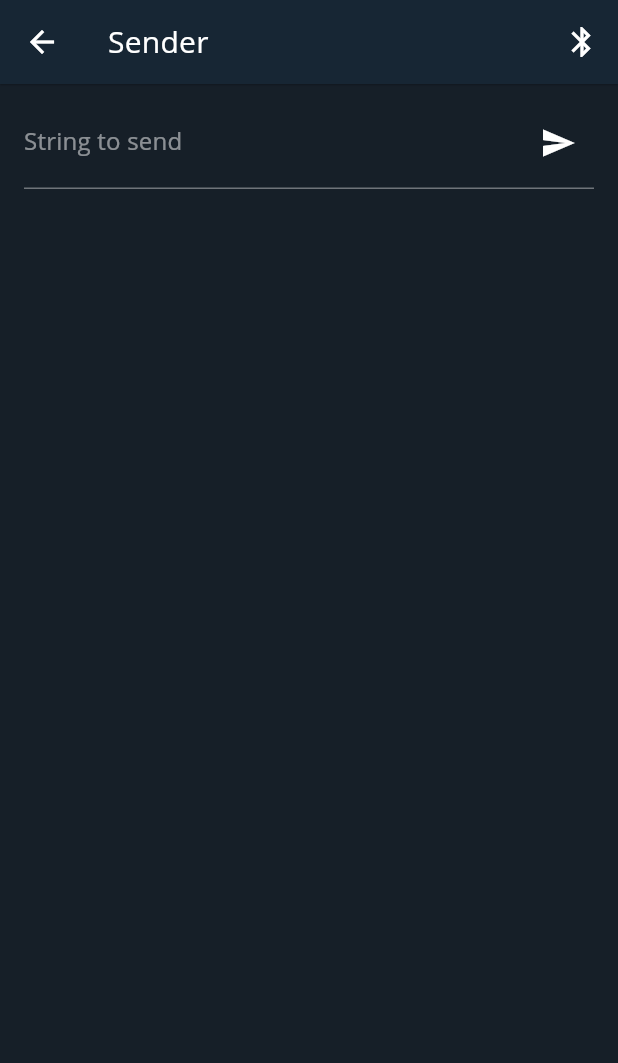
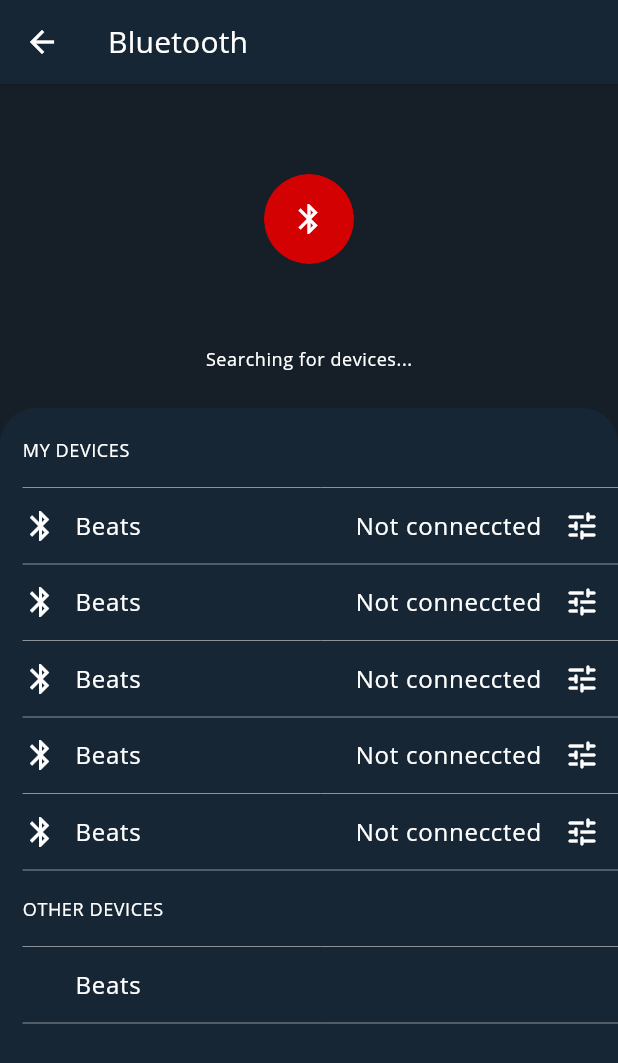
Before and after one commit to erobotkh/erobot_mobile, a Flutter app: the SenderScreen screen opened directly, after a tap on the "bluetooth" icon, on a phone screen of 412 x 824 dp. Shown: the top 1063 px of the screen. Run offline on Flutter 3.47's test engine with Material 2 defaults, Android fonts, the phone set to English and light mode, and no system bars; drawn by our look-alikes of avatar_glow; our stand-ins replace easy_localization, flutter_hooks, font_awesome_flutter, get, get_storage, hooks_riverpod and 4 more; missing offline and left inert: decorated_icon; accounts and stored records are empty; network calls fail.

Commit message:
close 79 bluetooth screen

```diff
--- /dev/null
+++ b/lib/models/bluetooth_model.dart
@@ -0,0 +1,57 @@
+import 'package:flutter/material.dart';
+
+class BluetoothDeviceModel {
+  String deviceName;
+  String connected;
+  String notConnected;
+  IconData? iconLeadingCon;
+  IconData? iconLeadingNotCon;
+  IconData? iconTrailing;
+  BluetoothDeviceModel({
+    this.deviceName = '',
+    this.connected = '',
+    this.notConnected = '',
+    this.iconLeadingCon,
+    this.iconLeadingNotCon,
+    this.iconTrailing,
+  });
+
+  static getCates() => [
+        BluetoothDeviceModel(
+          deviceName: 'Beats',
+          connected: 'connected',
+          notConnected: 'Not conneccted',
+          iconLeadingCon: Icons.bluetooth_connected,
+          iconTrailing: Icons.tune_rounded,
+          iconLeadingNotCon: Icons.bluetooth,
+        ),
+        BluetoothDeviceModel(
+          deviceName: 'Beats',
+          connected: 'connected',
+          notConnected: 'Not conneccted',
+          iconLeadingCon: Icons.bluetooth_connected,
+          iconTrailing: Icons.chevron_right,
+        ),
+        BluetoothDeviceModel(
+          deviceName: 'Beats',
+          connected: 'connected',
+          notConnected: 'Not conneccted',
+          iconLeadingCon: Icons.bluetooth_connected,
+          iconTrailing: Icons.chevron_right,
+        ),
+        BluetoothDeviceModel(
+          deviceName: 'Beats',
+          connected: 'connected',
+          notConnected: 'Not conneccted',
+          iconLeadingCon: Icons.bluetooth_connected,
+          iconTrailing: Icons.chevron_right,
+        ),
+        BluetoothDeviceModel(
+          deviceName: 'Beats',
+          connected: 'connected',
+          notConnected: 'Not conneccted',
+          iconLeadingCon: Icons.bluetooth_connected,
+          iconTrailing: Icons.chevron_right,
+        ),
+      ];
+}
--- /dev/null
+++ b/lib/screens/home/bluetooth_screen/bluetooth_detail_screen.dart
@@ -0,0 +1,73 @@
+import 'package:erobot/constant/theme_constant.dart';
+import 'package:flutter/material.dart';
+
+class BluetoothDetailScreen extends StatelessWidget {
+  @override
+  Widget build(BuildContext context) {
+    return Scaffold(
+      appBar: AppBar(
+        title: Text(
+          'Beats',
+          style: ThemeConstant.textTheme.headline6
+              ?.copyWith(color: ThemeConstant.lightScheme.onSurface),
+        ),
+      ),
+      body: Container(
+        padding: EdgeInsets.only(top: 50),
+        child: Column(
+          children: [
+            Container(
+              child: InkWell(
+                onTap: () {},
+                child: AspectRatio(
+                  aspectRatio: 374 / 48,
+                  child: Container(
+                    padding: EdgeInsets.only(left: 15),
+                    decoration: BoxDecoration(
+                      color: ThemeConstant.lightScheme.surface,
+                      borderRadius: BorderRadius.circular(0),
+                    ),
+                    child: Align(
+                      alignment: Alignment.centerLeft,
+                      child: Text(
+                        'DISCONNECTED',
+                        style: ThemeConstant.textTheme.button?.copyWith(
+                            color: ThemeConstant.lightScheme.onSurface),
+                      ),
+                    ),
+                  ),
+                ),
+              ),
+            ),
+            SizedBox(
+              height: 10,
+            ),
+            Container(
+              child: InkWell(
+                onTap: () {},
+                child: AspectRatio(
+                  aspectRatio: 374 / 48,
+                  child: Container(
+                    padding: EdgeInsets.only(left: 15),
+                    decoration: BoxDecoration(
+                      color: ThemeConstant.lightScheme.surface,
+                      borderRadius: BorderRadius.circular(0),
+                    ),
+                    child: Align(
+                      alignment: Alignment.centerLeft,
+                      child: Text(
+                        'FORGET THIS DEVICE',
+                        style: ThemeConstant.textTheme.button?.copyWith(
+                            color: ThemeConstant.lightScheme.onSurface),
+                      ),
+                    ),
+                  ),
+                ),
+              ),
+            ),
+          ],
+        ),
+      ),
+    );
+  }
+}
--- /dev/null
+++ b/lib/screens/home/bluetooth_screen/bluetooth_screen.dart
@@ -0,0 +1,228 @@
+import 'package:avatar_glow/avatar_glow.dart';
+import 'package:erobot/config/config_constant.dart';
+import 'package:erobot/constant/theme_constant.dart';
+import 'package:erobot/models/bluetooth_model.dart';
+import 'package:erobot/screens/home/bluetooth_screen/bluetooth_detail_screen.dart';
+import 'package:erobot/screens/home/bluetooth_screen/local_widgets/er_bluetoothdevice.dart';
+import 'package:flutter/cupertino.dart';
+import 'package:flutter/material.dart';
+import 'package:flutter/widgets.dart';
+
+class BluetoothScreen extends StatefulWidget {
+  const BluetoothScreen({Key? key}) : super(key: key);
+
+  @override
+  _BluetoothScreenState createState() => _BluetoothScreenState();
+}
+
+class _BluetoothScreenState extends State<BluetoothScreen> {
+  List<BluetoothDeviceModel> _cardBluetoothDevice = BluetoothDeviceModel.getCates();
+
+  @override
+  Widget build(BuildContext context) {
+    return Scaffold(
+      appBar: AppBar(
+        title: Text(
+          'Bluetooth',
+          style: ThemeConstant.textTheme.headline6
+              ?.copyWith(color: ThemeConstant.lightScheme.onSurface),
+        ),
+      ),
+      body: ListView.builder(
+        itemCount: _cardBluetoothDevice.length,
+        itemBuilder: (context, index) {
+          var cardBluetoothDevice = _cardBluetoothDevice[index];
+          return Container(
+            padding: EdgeInsets.only(top: 20),
+            child: Column(
+              children: [
+                Container(
+                  child: AvatarGlow(
+                    repeat: true,
+                    showTwoGlows: true,
+                    animate: true,
+                    endRadius: 70.0,
+                    curve: Curves.fastOutSlowIn,
+                    glowColor: ThemeConstant.lightScheme.primary,
+                    child: Material(
+                      clipBehavior: Clip.antiAlias,
+                      color: Colors.transparent,
+                      elevation: 0.0,
+                      shape: CircleBorder(),
+                      child: CircleAvatar(
+                        backgroundColor: ThemeConstant.lightScheme.primary,
+                        child: Icon(
+                          Icons.bluetooth,
+                          color: ThemeConstant.lightScheme.onPrimary,
+                        ),
+                        radius: 30.0,
+                      ),
+                    ),
+                  ),
+                ),
+                SizedBox(
+                  height: 15,
+                ),
+                Container(
+                  alignment: Alignment.center,
+                  child: Text(
+                    'Searching for devices...',
+                    style: ThemeConstant.textTheme.caption,
+                  ),
+                ),
+                SizedBox(
+                  height: 25,
+                ),
+                Container(
+                  padding: EdgeInsets.only(top: 10, left: 15),
+                  decoration: BoxDecoration(
+                    color: ThemeConstant.lightScheme.surface,
+                    borderRadius: BorderRadius.only(
+                      topRight: Radius.circular(ConfigConstant.iconSize2),
+                      topLeft: Radius.circular(ConfigConstant.iconSize2),
+                    ),
+                  ),
+                  child: Column(
+                    children: [
+                      Container(
+                        height: 35,
+                        child: Align(
+                          alignment: Alignment.centerLeft,
+                          child: Text(
+                            'MY DEVICES',
+                            style: ThemeConstant.textTheme.caption
+                                ?.copyWith(color: ThemeConstant.lightScheme.onSurface),
+                          ),
+                        ),
+                      ),
+                      Divider(
+                        color: ThemeConstant.lightScheme.secondary,
+                      ),
+                      Container(
+                        child: Column(
+                          children: List.generate(
+                            BluetoothDeviceModel.getCates().length,
+                            (index) => Container(
+                              child: Column(
+                                children: [
+                                  Container(
+                                    height: 35,
+                                    child: BluetoothDevices(
+                                      onTap: () {},
+                                      onTapTrailing: () {
+                                        Navigator.of(context).push(MaterialPageRoute(
+                                            builder: (context) => BluetoothDetailScreen()));
+                                      },
+                                      deviceName: cardBluetoothDevice.deviceName,
+                                      connected: cardBluetoothDevice.connected,
+                                      notConnected: cardBluetoothDevice.notConnected,
+                                      iconLeadingCon: cardBluetoothDevice.iconLeadingCon,
+                                      iconTrailing: cardBluetoothDevice.iconTrailing,
+                                      iconLeadingNotCon: cardBluetoothDevice.iconLeadingNotCon,
+                                    ),
+                                  ),
+                                  Divider(
+                                    color: ThemeConstant.lightScheme.secondary,
+                                  ),
+                                ],
+                              ),
+                            ),
+                          ),
+                        ),
+                      ),
+                      Container(
+                        height: 35,
+                        child: Align(
+                          alignment: Alignment.centerLeft,
+                          child: Text(
+                            'OTHER DEVICES',
+                            style: ThemeConstant.textTheme.caption
+                                ?.copyWith(color: ThemeConstant.lightScheme.onSurface),
+                          ),
+                        ),
+                      ),
+                      Divider(
+                        color: ThemeConstant.lightScheme.secondary,
+                      ),
+                      Container(
+                        height: 35,
+                        child: BluetoothDevices(
+                          onTap: () {
+                            setState(() {
+                              _buildshowAlertDailog(context);
+                            });
+                          },
+                          onTapTrailing: () {},
+                          deviceName: cardBluetoothDevice.deviceName,
+                          connected: '',
+                          notConnected: '',
+                          iconLeadingCon: null,
+                          iconTrailing: null,
+                          iconLeadingNotCon: null,
+                        ),
+                      ),
+                      Divider(
+                        color: ThemeConstant.lightScheme.secondary,
+                      ),
+                      SizedBox(
+                        height: 100,
+                      ),
+                    ],
+                  ),
+                ),
+              ],
+            ),
+          );
+        },
+      ),
+    );
+  }
+
+  _buildshowAlertDailog(context) {
+    return showDialog(
+      context: context,
+      builder: (context) {
+        return AlertDialog(
+          title: Text(
+            'Pair the Machince',
+            textAlign: TextAlign.center,
+            style: ThemeConstant.textTheme.headline6?.copyWith(
+              color: ThemeConstant.lightScheme.onSurface,
+            ),
+          ),
+          content: Text(
+            'Press the button on the machine once to Pair it with the application.',
+            textAlign: TextAlign.center,
+            style: ThemeConstant.textTheme.bodyText1?.copyWith(
+              color: ThemeConstant.lightScheme.secondary,
+            ),
+          ),
+          actions: [
+            FlatButton(
+              onPressed: () {
+                Navigator.of(context).pop();
+              },
+              child: Text(
+                'CANCEL',
+                style: ThemeConstant.textTheme.button?.copyWith(
+                  color: ThemeConstant.lightScheme.onSurface,
+                ),
+              ),
+            ),
+            FlatButton(
+              onPressed: () {},
+              child: Text(
+                'PAIR',
+                style: ThemeConstant.textTheme.button?.copyWith(
+                  color: ThemeConstant.lightScheme.onSurface,
+                ),
+              ),
+            ),
+          ],
+          elevation: 0.0,
+          backgroundColor: ThemeConstant.lightScheme.surface,
+        );
+      },
+    );
+  }
+}
--- /dev/null
+++ b/lib/screens/home/bluetooth_screen/local_widgets/er_bluetoothdevice.dart
@@ -0,0 +1,97 @@
+import 'package:erobot/constant/theme_constant.dart';
+import 'package:flutter/material.dart';
+
+class BluetoothDevices extends StatefulWidget {
+  final String deviceName;
+  final String connected;
+  final String notConnected;
+  final IconData? iconLeadingCon;
+  final IconData? iconLeadingNotCon;
+  final IconData? iconTrailing;
+  final Function onTap;
+  final Function onTapTrailing;
+  const BluetoothDevices(
+      {Key? key,
+      required this.deviceName,
+      required this.connected,
+      required this.notConnected,
+      required this.iconLeadingCon,
+      required this.iconLeadingNotCon,
+      required this.iconTrailing,
+      required this.onTap,
+      required this.onTapTrailing})
+      : super(key: key);
+
+  @override
+  _BluetoothDevicesState createState() => _BluetoothDevicesState();
+}
+
+class _BluetoothDevicesState extends State<BluetoothDevices> {
+  bool _hide = true;
+  @override
+  Widget build(BuildContext context) {
+    return InkWell(
+      onTap: () {
+        widget.onTap();
+        setState(() {
+          _hide = !_hide;
+        });
+      },
+      child: Container(
+        child: Row(
+          children: [
+            Flexible(
+              child: Align(
+                alignment: Alignment.centerLeft,
+                child: Row(
+                  children: [
+                    Icon(
+                      _hide ? widget.iconLeadingNotCon : widget.iconLeadingCon,
+                      color: ThemeConstant.lightScheme.onSurface,
+                    ),
+                    SizedBox(
+                      width: 11,
+                    ),
+                    Text(
+                      "${widget.deviceName}",
+                      style: ThemeConstant.textTheme.bodyText1?.copyWith(
+                          color: ThemeConstant.lightScheme.onSurface),
+                    ),
+                  ],
+                ),
+              ),
+            ),
+            Container(
+              padding: EdgeInsets.only(right: 12),
+              child: Align(
+                alignment: Alignment.centerRight,
+                child: Row(
+                  children: [
+                    Text(
+                      "${_hide ? widget.notConnected : widget.connected}",
+                      style: ThemeConstant.textTheme.bodyText1?.copyWith(
+                        color: ThemeConstant.lightScheme.onSurface,
+                      ),
+                    ),
+                    SizedBox(
+                      width: 15,
+                    ),
+                    InkWell(
+                      onTap: () {
+                        widget.onTapTrailing();
+                      },
+                      child: Icon(
+                        widget.iconTrailing,
+                        color: ThemeConstant.lightScheme.onSurface,
+                      ),
+                    ),
+                  ],
+                ),
+              ),
+            ),
+          ],
+        ),
+      ),
+    );
+  }
+}
--- a/lib/screens/sender/sender_screen.dart
+++ b/lib/screens/sender/sender_screen.dart
@@ -1,6 +1,7 @@
 import 'package:erobot/config/config_constant.dart';
 import 'package:erobot/constant/app_constant.dart';
 import 'package:erobot/notifier/sender_screen_notifier.dart';
+import 'package:erobot/screens/home/bluetooth_screen/bluetooth_screen.dart';
 import 'package:erobot/widgets/er_tap_effect.dart';
 import 'package:flutter/material.dart';
 import 'package:flutter_hooks/flutter_hooks.dart';
@@ -23,7 +24,13 @@ class SenderScreen extends HookWidget {
           actions: [
             IconButton(
               icon: const Icon(Icons.bluetooth),
-              onPressed: () {},
+              onPressed: () {
+                Navigator.of(context).push(
+                  MaterialPageRoute(
+                    builder: (context) => BluetoothScreen(),
+                  ),
+                );
+              },
             )
           ],
         ),
@@ -98,7 +105,8 @@ class SenderScreen extends HookWidget {
         child: Chip(
           materialTapTargetSize: MaterialTapTargetSize.shrinkWrap,
           label: Text("$item", style: Theme.of(context).textTheme.caption),
-          backgroundColor: AppConstant.recentBackgroundColor[index % AppConstant.recentBackgroundColor.length],
+          backgroundColor:
+              AppConstant.recentBackgroundColor[index % AppConstant.recentBackgroundColor.length],
           onDeleted: () => notifier.removeFromList(item),
           deleteIcon: Icon(
             Icons.cancel,
--- a/pubspec.yaml
+++ b/pubspec.yaml
@@ -42,12 +42,15 @@ dependencies:
   flutter_svg: ^0.22.0
   sleek_circular_slider: ^2.0.0
   smooth_page_indicator: ^0.3.0-nullsafety.0
-  photo_view: ^0.11.1
+  photo_view: ^0.13.0
   cupertino_icons: ^1.0.3
   page_indicator: ^0.4.1
 
   # url_launcher
   url_launcher: ^6.0.7
+
+  #avatar glow
+  avatar_glow: ^2.0.1
 
 dev_dependencies:
   flutter_test:
```
Also changed, not shown: pubspec.lock.
